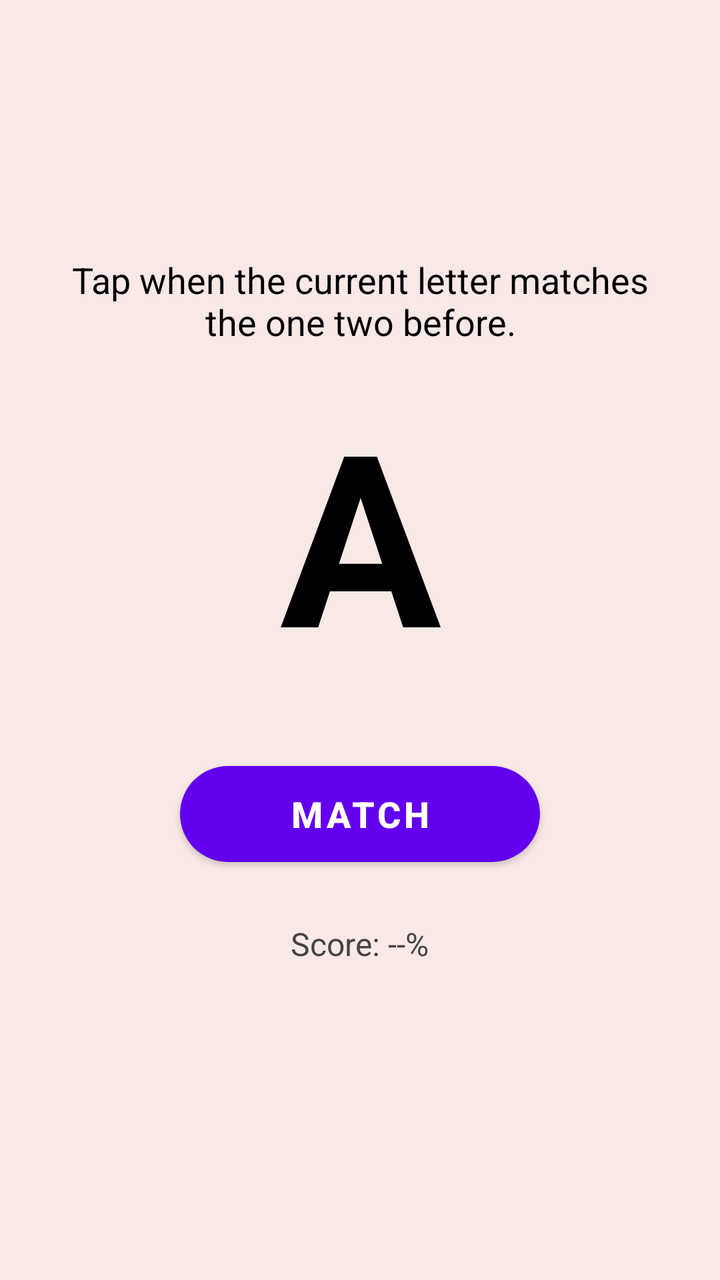
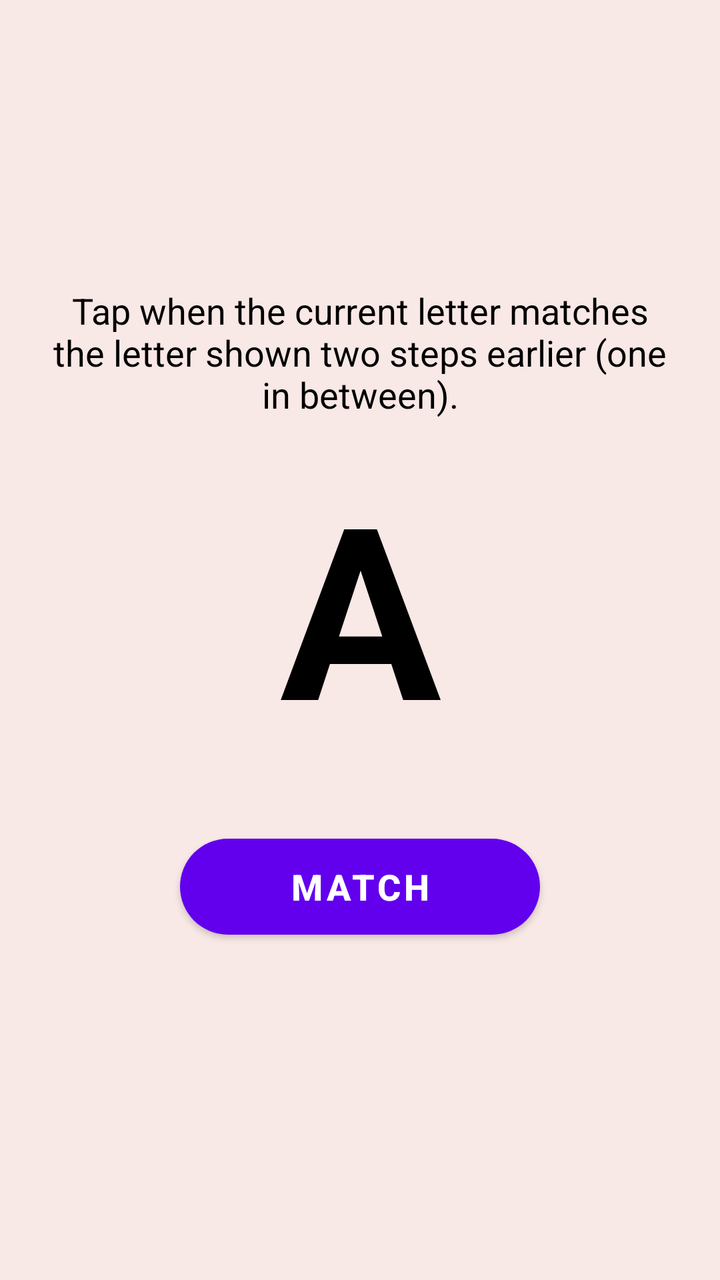

The first picture is an Android layout as it rendered before a commit; the second is the same layout after the commit. The layout source and the unified diff follow.
<!-- AndroidManifest.xml: application theme Theme.CogniSync -->
<!-- res/layout/activity_nback.xml -->
<?xml version="1.0" encoding="utf-8"?>
<LinearLayout xmlns:android="http://schemas.android.com/apk/res/android"
    android:orientation="vertical"
    android:gravity="center"
    android:background="#F8E8E6"
    android:layout_width="match_parent"
    android:layout_height="match_parent"
    android:fitsSystemWindows="true"
    android:padding="24dp">

    
    <TextView
        android:id="@+id/tvInstruction"
        android:layout_width="wrap_content"
        android:layout_height="wrap_content"
        android:text="Tap when the current letter matches the one two before."
        android:textColor="#000"
        android:textSize="18sp"
        android:gravity="center"
        android:includeFontPadding="false"
        android:layout_marginBottom="30dp" />

    
    <TextView
        android:id="@+id/tvLetter"
        android:layout_width="match_parent"
        android:layout_height="wrap_content"
        android:text="A"
        android:textColor="#000"
        android:textSize="120sp"
        android:textStyle="bold"
        android:gravity="center"
        android:includeFontPadding="false"
        android:layout_marginBottom="40dp"
        android:contentDescription="Current letter" />

    
    <Button
        android:id="@+id/btnMatch"
        android:layout_width="180dp"
        android:layout_height="48dp"
        android:text="MATCH"
        android:textStyle="bold"
        android:textSize="18sp"
        android:textColor="#FFFFFF"
        android:background="@drawable/btn_bg" />

    
    <TextView
        android:id="@+id/tvScore"
        android:layout_width="wrap_content"
        android:layout_height="wrap_content"
        android:text="Score: --%"
        android:textColor="#444"
        android:textSize="16sp"
        android:layout_marginTop="30dp" />

    
    <TextView
        android:id="@+id/tvInfo"
        android:layout_width="wrap_content"
        android:layout_height="wrap_content"
        android:text=""
        android:textColor="#777"
        android:textSize="16sp"
        android:layout_marginTop="5dp"
        android:gravity="center" />

</LinearLayout>
<!-- resources referenced by this layout -->
<resources>
  <!-- drawable btn_bg (drawable) -->
  <shape xmlns:android="http://schemas.android.com/apk/res/android"
      android:shape="rectangle">
      <solid android:color="#B9BDBF"/>
      <corners android:radius="35dp"/>
  </shape>
  <style name="Theme.CogniSync" parent="Theme.MaterialComponents.DayNight.NoActionBar">
  
  
  
          
          <item name="android:statusBarColor">@android:color/white</item>
          <item name="android:windowLightStatusBar">true</item>
  
      </style>
</resources>

<!-- the commit's change to res/layout/activity_nback.xml (unified diff, before → after) -->
@@ -13,7 +13,7 @@
         android:id="@+id/tvInstruction"
         android:layout_width="wrap_content"
         android:layout_height="wrap_content"
-        android:text="Tap when the current letter matches the one two before."
+        android:text="Tap when the current letter matches the letter shown two steps earlier (one in between)."
         android:textColor="#000"
         android:textSize="18sp"
         android:gravity="center"
@@ -32,7 +32,9 @@
         android:gravity="center"
         android:includeFontPadding="false"
         android:layout_marginBottom="40dp"
-        android:contentDescription="Current letter" />
+        android:contentDescription="Current letter"
+        android:clickable="true"
+        android:focusable="true" />
 
     
     <Button
@@ -53,7 +55,8 @@
         android:text="Score: --%"
         android:textColor="#444"
         android:textSize="16sp"
-        android:layout_marginTop="30dp" />
+        android:layout_marginTop="30dp"
+        android:visibility="gone" />
 
     
     <TextView
